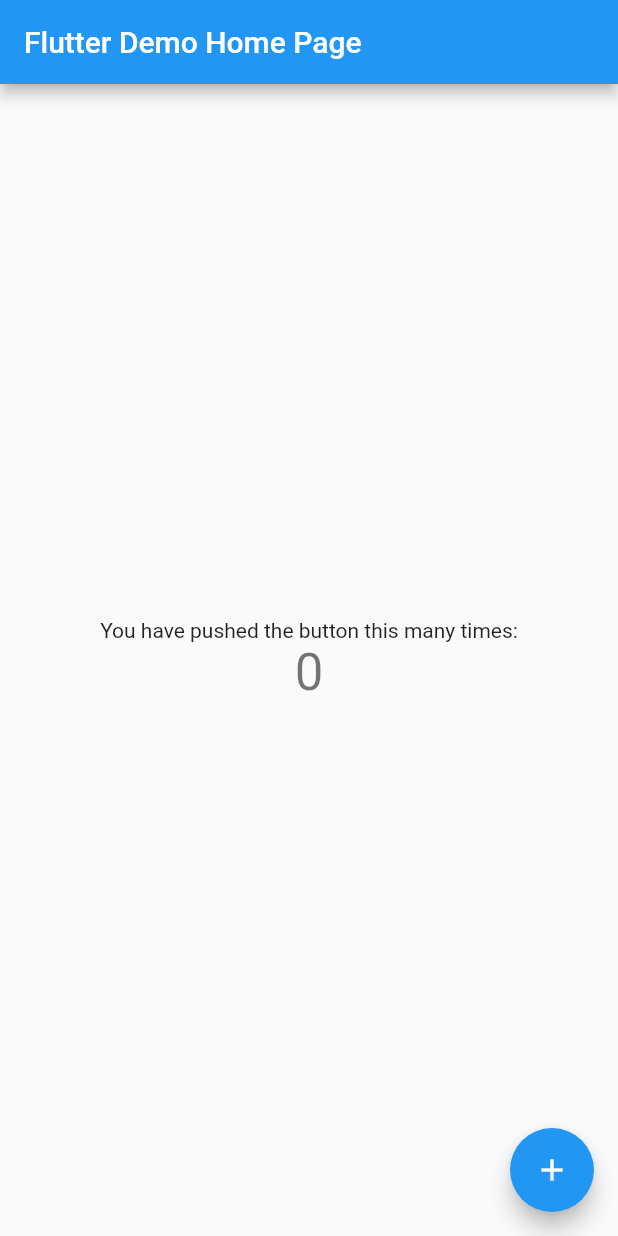
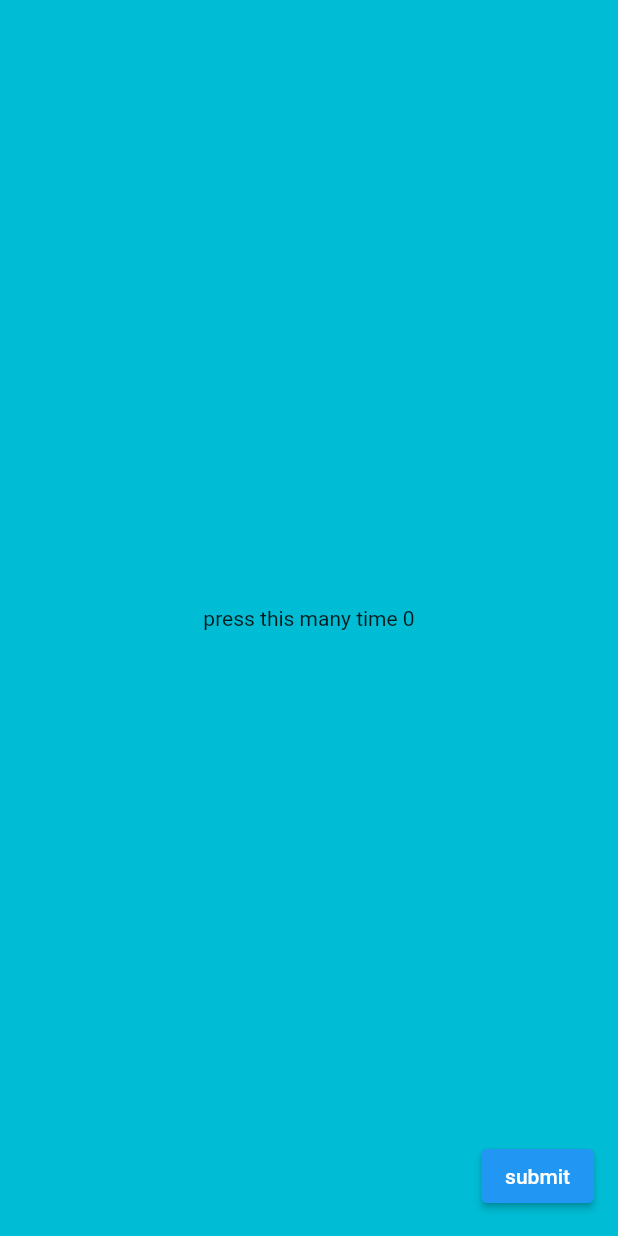
Before and after one commit to ankitpaal/flutter, a Flutter app: the screen it shows after launch, on a phone screen of 412 x 824 dp. Run offline on Flutter 3.47's test engine with Material 2 defaults, Android fonts, the phone set to English and light mode, and no system bars.

Commit message:
D3 Completed

```diff
--- a/d1/lib/main.dart
+++ b/d1/lib/main.dart
@@ -1,115 +1,41 @@
 import 'package:flutter/material.dart';
 
 void main() {
-  runApp(const MyApp());
+  runApp(Myapp());
 }
 
-class MyApp extends StatelessWidget {
-  const MyApp({Key? key}) : super(key: key);
+class Myapp extends StatelessWidget {
+  const Myapp({Key? key}) : super(key: key);
 
-  // This widget is the root of your application.
   @override
   Widget build(BuildContext context) {
     return MaterialApp(
-      title: 'Flutter Demo',
-      theme: ThemeData(
-        // This is the theme of your application.
-        //
-        // Try running your application with "flutter run". You'll see the
-        // application has a blue toolbar. Then, without quitting the app, try
-        // changing the primarySwatch below to Colors.green and then invoke
-        // "hot reload" (press "r" in the console where you ran "flutter run",
-        // or simply save your changes to "hot reload" in a Flutter IDE).
-        // Notice that the counter didn't reset back to zero; the application
-        // is not restarted.
-        primarySwatch: Colors.blue,
-      ),
-      home: const MyHomePage(title: 'Flutter Demo Home Page'),
+      home: counter(),
     );
   }
 }
 
-class MyHomePage extends StatefulWidget {
-  const MyHomePage({Key? key, required this.title}) : super(key: key);
-
-  // This widget is the home page of your application. It is stateful, meaning
-  // that it has a State object (defined below) that contains fields that affect
-  // how it looks.
-
-  // This class is the configuration for the state. It holds the values (in this
-  // case the title) provided by the parent (in this case the App widget) and
-  // used by the build method of the State. Fields in a Widget subclass are
-  // always marked "final".
-
-  final String title;
+class counter extends StatefulWidget {
+  counter({Key? key}) : super(key: key);
 
   @override
-  State<MyHomePage> createState() => _MyHomePageState();
+  State<counter> createState() => _counterState();
 }
 
-class _MyHomePageState extends State<MyHomePage> {
-  int _counter = 0;
-
-  void _incrementCounter() {
-    setState(() {
-      // This call to setState tells the Flutter framework that something has
-      // changed in this State, which causes it to rerun the build method below
-      // so that the display can reflect the updated values. If we changed
-      // _counter without calling setState(), then the build method would not be
-      // called again, and so nothing would appear to happen.
-      _counter++;
-    });
-  }
-
+class _counterState extends State<counter> {
+  int number = 0;
   @override
   Widget build(BuildContext context) {
-    // This method is rerun every time setState is called, for instance as done
-    // by the _incrementCounter method above.
-    //
-    // The Flutter framework has been optimized to make rerunning build methods
-    // fast, so that you can just rebuild anything that needs updating rather
-    // than having to individually change instances of widgets.
     return Scaffold(
-      appBar: AppBar(
-        // Here we take the value from the MyHomePage object that was created by
-        // the App.build method, and use it to set our appbar title.
-        title: Text(widget.title),
+      backgroundColor: Colors.cyan,
+      body: Center(child: Text("press this many time $number")),
+      floatingActionButton: ElevatedButton(
+        child: Text("submit"),
+        onPressed: () {
+          number++;
+          setState(() {});
+        },
       ),
-      body: Center(
-        // Center is a layout widget. It takes a single child and positions it
-        // in the middle of the parent.
-        child: Column(
-          // Column is also a layout widget. It takes a list of children and
-          // arranges them vertically. By default, it sizes itself to fit its
-          // children horizontally, and tries to be as tall as its parent.
-          //
-          // Invoke "debug painting" (press "p" in the console, choose the
-          // "Toggle Debug Paint" action from the Flutter Inspector in Android
-          // Studio, or the "Toggle Debug Paint" command in Visual Studio Code)
-          // to see the wireframe for each widget.
-          //
-          // Column has various properties to control how it sizes itself and
-          // how it positions its children. Here we use mainAxisAlignment to
-          // center the children vertically; the main axis here is the vertical
-          // axis because Columns are vertical (the cross axis would be
-          // horizontal).
-          mainAxisAlignment: MainAxisAlignment.center,
-          children: <Widget>[
-            const Text(
-              'You have pushed the button this many times:',
-            ),
-            Text(
-              '$_counter',
-              style: Theme.of(context).textTheme.headline4,
-            ),
-          ],
-        ),
-      ),
-      floatingActionButton: FloatingActionButton(
-        onPressed: _incrementCounter,
-        tooltip: 'Increment',
-        child: const Icon(Icons.add),
-      ), // This trailing comma makes auto-formatting nicer for build methods.
     );
   }
 }
```
Also changed, not shown: d2/analysis_options.yaml (added, +29 -0 lines), d2/lib/main.dart (added, +93 -0 lines), d2/pubspec.yaml (added, +89 -0 lines), d3/analysis_options.yaml (added, +29 -0 lines), d3/lib/main.dart (added, +76 -0 lines), d3/pubspec.yaml (added, +89 -0 lines), d2/pubspec.lock (added), d3/pubspec.lock (added), 243 other files.
